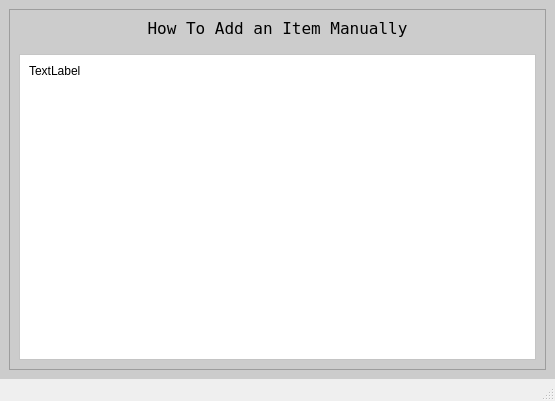
First picture: the form in Program_Files/UI_Files/how_to_use_add_manually.ui, repository Thomas1B/Electronics-Inventory-Program, before the edit.
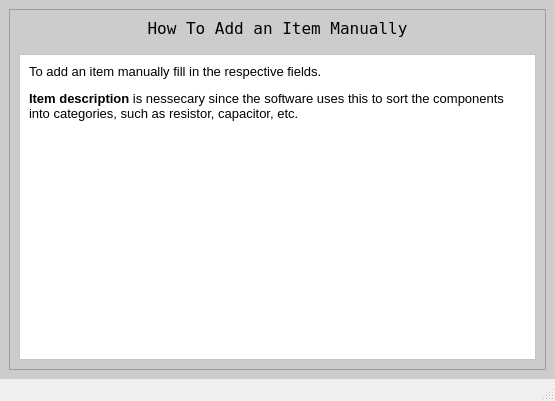
Second picture: the form after the edit. Icons and pictures are not drawn.

Diff of the .ui file:
```diff
--- a/Program_Files/UI_Files/how_to_use_add_manually.ui
+++ b/Program_Files/UI_Files/how_to_use_add_manually.ui
@@ -89,8 +89,14 @@
           <layout class="QVBoxLayout" name="verticalLayout_3">
            <item>
             <widget class="QLabel" name="label_2">
+             <property name="font">
+              <font>
+               <family>Arial</family>
+               <pointsize>10</pointsize>
+              </font>
+             </property>
              <property name="text">
-              <string>TextLabel</string>
+              <string>&lt;html&gt;&lt;head/&gt;&lt;body&gt;&lt;p&gt;To add an item manually fill in the respective fields.&lt;/p&gt;&lt;p&gt;&lt;span style=&quot; font-weight:600;&quot;&gt;Item description&lt;/span&gt; is nessecary since the software uses this to sort the components into categories, such as resistor, capacitor, etc.&lt;/p&gt;&lt;/body&gt;&lt;/html&gt;</string>
              </property>
              <property name="alignment">
               <set>Qt::AlignLeading|Qt::AlignLeft|Qt::AlignTop</set>
```
Left out of the diff: 2 changed lines with no effect on the pictures.
